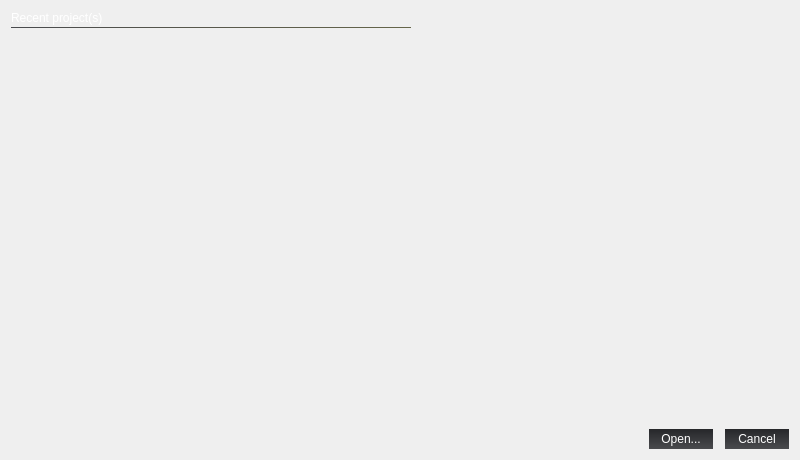
Old version of the form src/Player/welcomedialog.ui in the repository congpp/TABEx.
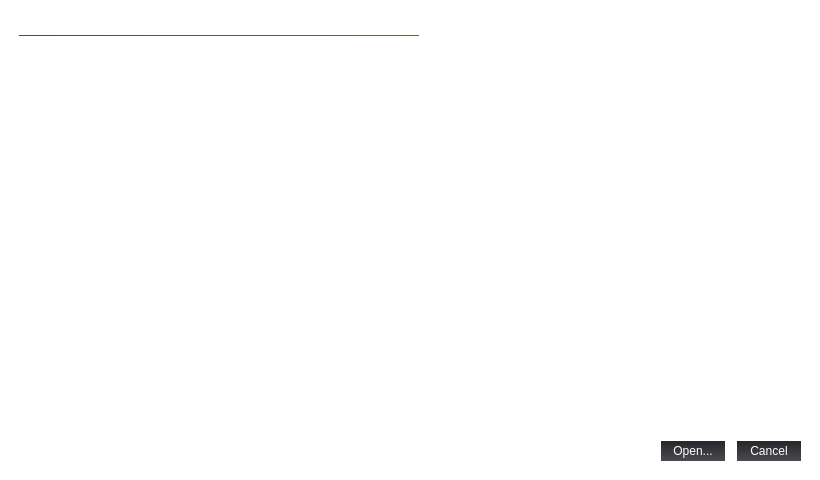
New version of the form. Icons and pictures are not drawn.

```diff
--- a/src/Player/welcomedialog.ui
+++ b/src/Player/welcomedialog.ui
@@ -6,8 +6,8 @@
    <rect>
     <x>0</x>
     <y>0</y>
-    <width>800</width>
-    <height>460</height>
+    <width>820</width>
+    <height>480</height>
    </rect>
   </property>
   <property name="windowTitle">
@@ -16,7 +16,7 @@
   <property name="styleSheet">
    <string notr="true">#WelcomeDialog
 {
-   background-image: url(:/image/resource/image/welcome.png);
+	background-color: rgba(255, 255, 255, 0);
 }
 *{
 font: 9pt &quot;微软雅黑&quot;;
@@ -27,6 +27,18 @@
    <property name="spacing">
     <number>2</number>
    </property>
+   <property name="leftMargin">
+    <number>19</number>
+   </property>
+   <property name="topMargin">
+    <number>19</number>
+   </property>
+   <property name="rightMargin">
+    <number>19</number>
+   </property>
+   <property name="bottomMargin">
+    <number>19</number>
+   </property>
    <item>
     <widget class="QLabel" name="label">
      <property name="styleSheet">
@@ -122,6 +134,18 @@
      <property name="spacing">
       <number>12</number>
      </property>
+     <property name="leftMargin">
+      <number>0</number>
+     </property>
+     <property name="topMargin">
+      <number>0</number>
+     </property>
+     <property name="rightMargin">
+      <number>0</number>
+     </property>
+     <property name="bottomMargin">
+      <number>0</number>
+     </property>
      <item>
       <spacer name="horizontalSpacer">
        <property name="orientation">
```
Left out of the diff: 3 changed lines with no effect on the pictures.
